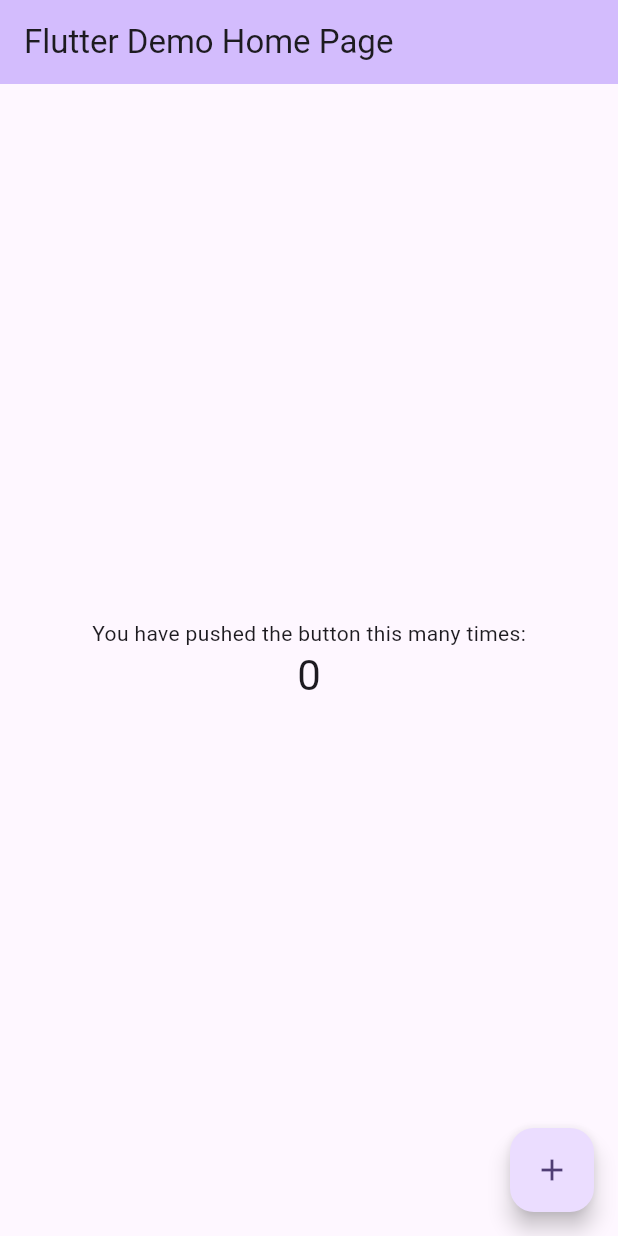
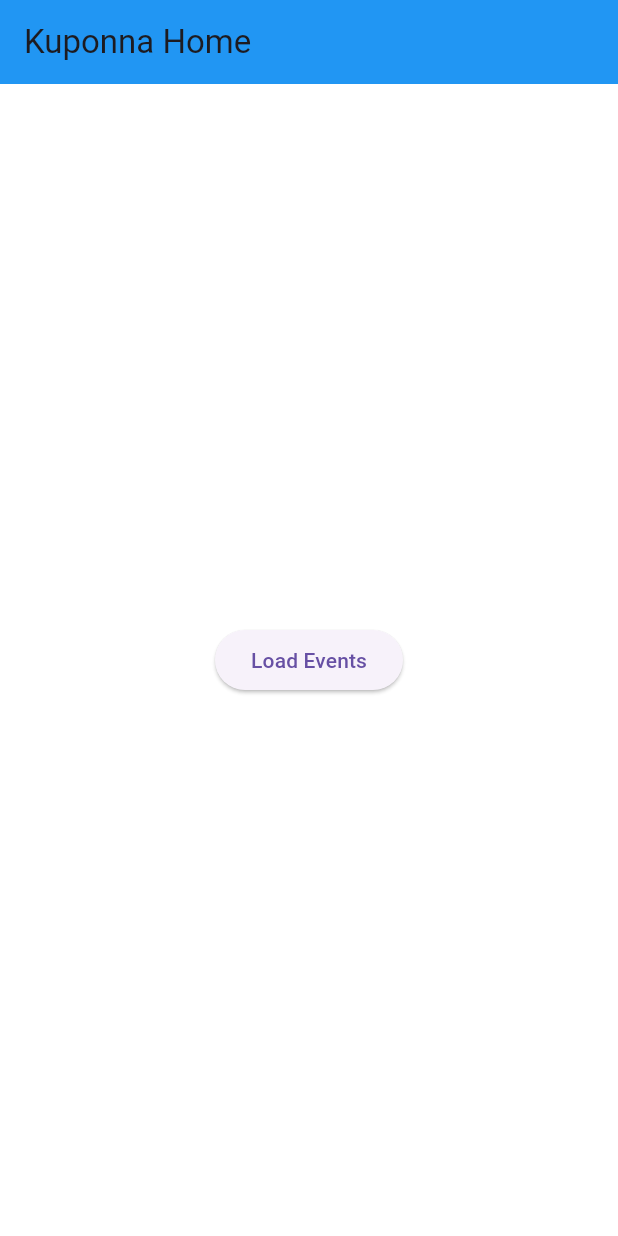
Before and after one commit to Usman-bin-Khalid/Kupoona_App, a Flutter app: the screen it shows after launch, on a phone screen of 412 x 824 dp. Run offline on Flutter 3.47's test engine with Material 3 defaults, Android fonts, the light colour scheme and no system bars.

Commit message:
Architecture Completed

```diff
--- /dev/null
+++ b/lib/core/constants/app_constants.dart
@@ -0,0 +1,4 @@
+class AppConstants {
+  static const String appName = 'Kuponna';
+  static const String apiBaseUrl = 'https://api.example.com';
+}
--- /dev/null
+++ b/lib/core/theme/app_colors.dart
@@ -0,0 +1,7 @@
+import 'package:flutter/material.dart';
+
+class AppColors {
+  static const Color primaryColor = Colors.blue;
+  static const Color backgroundColor = Colors.white;
+  static const Color textColor = Colors.black;
+}
--- /dev/null
+++ b/lib/core/theme/app_theme.dart
@@ -0,0 +1,14 @@
+import 'package:flutter/material.dart';
+import 'app_colors.dart';
+
+class AppTheme {
+  static ThemeData lightTheme = ThemeData(
+    primaryColor: AppColors.primaryColor,
+    scaffoldBackgroundColor: AppColors.backgroundColor,
+    appBarTheme: const AppBarTheme(
+      backgroundColor: AppColors.primaryColor,
+      elevation: 0,
+    ),
+    useMaterial3: true,
+  );
+}
--- /dev/null
+++ b/lib/core/utils/app_utils.dart
@@ -0,0 +1,6 @@
+class AppUtils {
+  static void log(String message) {
+    // ignore: avoid_print
+    print('LOG: $message');
+  }
+}
--- /dev/null
+++ b/lib/data/models/event_model.dart
@@ -0,0 +1,23 @@
+class EventModel {
+  final String id;
+  final String title;
+  final String description;
+
+  EventModel({
+    required this.id,
+    required this.title,
+    required this.description,
+  });
+
+  factory EventModel.fromJson(Map<String, dynamic> json) {
+    return EventModel(
+      id: json['id'],
+      title: json['title'],
+      description: json['description'],
+    );
+  }
+
+  Map<String, dynamic> toJson() {
+    return {'id': id, 'title': title, 'description': description};
+  }
+}
--- a/lib/main.dart
+++ b/lib/main.dart
@@ -1,122 +1,28 @@
 import 'package:flutter/material.dart';
+import 'package:provider/provider.dart';
+import 'core/theme/app_theme.dart';
+import 'providers/home_provider.dart';
+import 'views/screens/home_screen.dart';
 
 void main() {
-  runApp(const MyApp());
+  runApp(
+    MultiProvider(
+      providers: [ChangeNotifierProvider(create: (_) => HomeProvider())],
+      child: const MyApp(),
+    ),
+  );
 }
 
 class MyApp extends StatelessWidget {
   const MyApp({super.key});
 
-  // This widget is the root of your application.
   @override
   Widget build(BuildContext context) {
     return MaterialApp(
-      title: 'Flutter Demo',
-      theme: ThemeData(
-        // This is the theme of your application.
-        //
-        // TRY THIS: Try running your application with "flutter run". You'll see
-        // the application has a purple toolbar. Then, without quitting the app,
-        // try changing the seedColor in the colorScheme below to Colors.green
-        // and then invoke "hot reload" (save your changes or press the "hot
-        // reload" button in a Flutter-supported IDE, or press "r" if you used
-        // the command line to start the app).
-        //
-        // Notice that the counter didn't reset back to zero; the application
-        // state is not lost during the reload. To reset the state, use hot
-        // restart instead.
-        //
-        // This works for code too, not just values: Most code changes can be
-        // tested with just a hot reload.
-        colorScheme: .fromSeed(seedColor: Colors.deepPurple),
-      ),
-      home: const MyHomePage(title: 'Flutter Demo Home Page'),
+      title: 'Kuponna App',
+      theme: AppTheme.lightTheme,
+      home: const HomeScreen(),
+      debugShowCheckedModeBanner: false,
     );
   }
 }
-
-class MyHomePage extends StatefulWidget {
-  const MyHomePage({super.key, required this.title});
-
-  // This widget is the home page of your application. It is stateful, meaning
-  // that it has a State object (defined below) that contains fields that affect
-  // how it looks.
-
-  // This class is the configuration for the state. It holds the values (in this
-  // case the title) provided by the parent (in this case the App widget) and
-  // used by the build method of the State. Fields in a Widget subclass are
-  // always marked "final".
-
-  final String title;
-
-  @override
-  State<MyHomePage> createState() => _MyHomePageState();
-}
-
-class _MyHomePageState extends State<MyHomePage> {
-  int _counter = 0;
-
-  void _incrementCounter() {
-    setState(() {
-      // This call to setState tells the Flutter framework that something has
-      // changed in this State, which causes it to rerun the build method below
-      // so that the display can reflect the updated values. If we changed
-      // _counter without calling setState(), then the build method would not be
-      // called again, and so nothing would appear to happen.
-      _counter++;
-    });
-  }
-
-  @override
-  Widget build(BuildContext context) {
-    // This method is rerun every time setState is called, for instance as done
-    // by the _incrementCounter method above.
-    //
-    // The Flutter framework has been optimized to make rerunning build methods
-    // fast, so that you can just rebuild anything that needs updating rather
-    // than having to individually change instances of widgets.
-    return Scaffold(
-      appBar: AppBar(
-        // TRY THIS: Try changing the color here to a specific color (to
-        // Colors.amber, perhaps?) and trigger a hot reload to see the AppBar
-        // change color while the other colors stay the same.
-        backgroundColor: Theme.of(context).colorScheme.inversePrimary,
-        // Here we take the value from the MyHomePage object that was created by
-        // the App.build method, and use it to set our appbar title.
-        title: Text(widget.title),
-      ),
-      body: Center(
-        // Center is a layout widget. It takes a single child and positions it
-        // in the middle of the parent.
-        child: Column(
-          // Column is also a layout widget. It takes a list of children and
-          // arranges them vertically. By default, it sizes itself to fit its
-          // children horizontally, and tries to be as tall as its parent.
-          //
-          // Column has various properties to control how it sizes itself and
-          // how it positions its children. Here we use mainAxisAlignment to
-          // center the children vertically; the main axis here is the vertical
-          // axis because Columns are vertical (the cross axis would be
-          // horizontal).
-          //
-          // TRY THIS: Invoke "debug painting" (choose the "Toggle Debug Paint"
-          // action in the IDE, or press "p" in the console), to see the
-          // wireframe for each widget.
-          mainAxisAlignment: .center,
-          children: [
-            const Text('You have pushed the button this many times:'),
-            Text(
-              '$_counter',
-              style: Theme.of(context).textTheme.headlineMedium,
-            ),
-          ],
-        ),
-      ),
-      floatingActionButton: FloatingActionButton(
-        onPressed: _incrementCounter,
-        tooltip: 'Increment',
-        child: const Icon(Icons.add),
-      ),
-    );
-  }
-}
--- /dev/null
+++ b/lib/providers/home_provider.dart
@@ -0,0 +1,26 @@
+import 'package:flutter/material.dart';
+import '../data/models/event_model.dart';
+import '../data/services/api_service.dart';
+
+class HomeProvider with ChangeNotifier {
+  final ApiService _apiService = ApiService();
+  List<EventModel> _events = [];
+  bool _isLoading = false;
+
+  List<EventModel> get events => _events;
+  bool get isLoading => _isLoading;
+
+  Future<void> loadEvents() async {
+    _isLoading = true;
+    notifyListeners();
+
+    try {
+      _events = await _apiService.fetchEvents();
+    } catch (e) {
+      // Handle error
+    } finally {
+      _isLoading = false;
+      notifyListeners();
+    }
+  }
+}
--- /dev/null
+++ b/lib/views/screens/home_screen.dart
@@ -0,0 +1,41 @@
+import 'package:flutter/material.dart';
+import 'package:provider/provider.dart';
+import '../../providers/home_provider.dart';
+
+class HomeScreen extends StatelessWidget {
+  const HomeScreen({super.key});
+
+  @override
+  Widget build(BuildContext context) {
+    return Scaffold(
+      appBar: AppBar(title: const Text('Kuponna Home')),
+      body: Consumer<HomeProvider>(
+        builder: (context, homeProvider, child) {
+          if (homeProvider.isLoading) {
+            return const Center(child: CircularProgressIndicator());
+          }
+
+          if (homeProvider.events.isEmpty) {
+            return Center(
+              child: ElevatedButton(
+                onPressed: () => homeProvider.loadEvents(),
+                child: const Text('Load Events'),
+              ),
+            );
+          }
+
+          return ListView.builder(
+            itemCount: homeProvider.events.length,
+            itemBuilder: (context, index) {
+              final event = homeProvider.events[index];
+              return ListTile(
+                title: Text(event.title),
+                subtitle: Text(event.description),
+              );
+            },
+          );
+        },
+      ),
+    );
+  }
+}
--- a/pubspec.yaml
+++ b/pubspec.yaml
@@ -34,6 +34,8 @@ dependencies:
   # The following adds the Cupertino Icons font to your application.
   # Use with the CupertinoIcons class for iOS style icons.
   cupertino_icons: ^1.0.8
+  provider: ^6.1.5+1
+  http: ^1.6.0
 
 dev_dependencies:
   flutter_test:
```
Also changed, not shown: lib/data/services/api_service.dart (added, +15 -0 lines), pubspec.lock.
